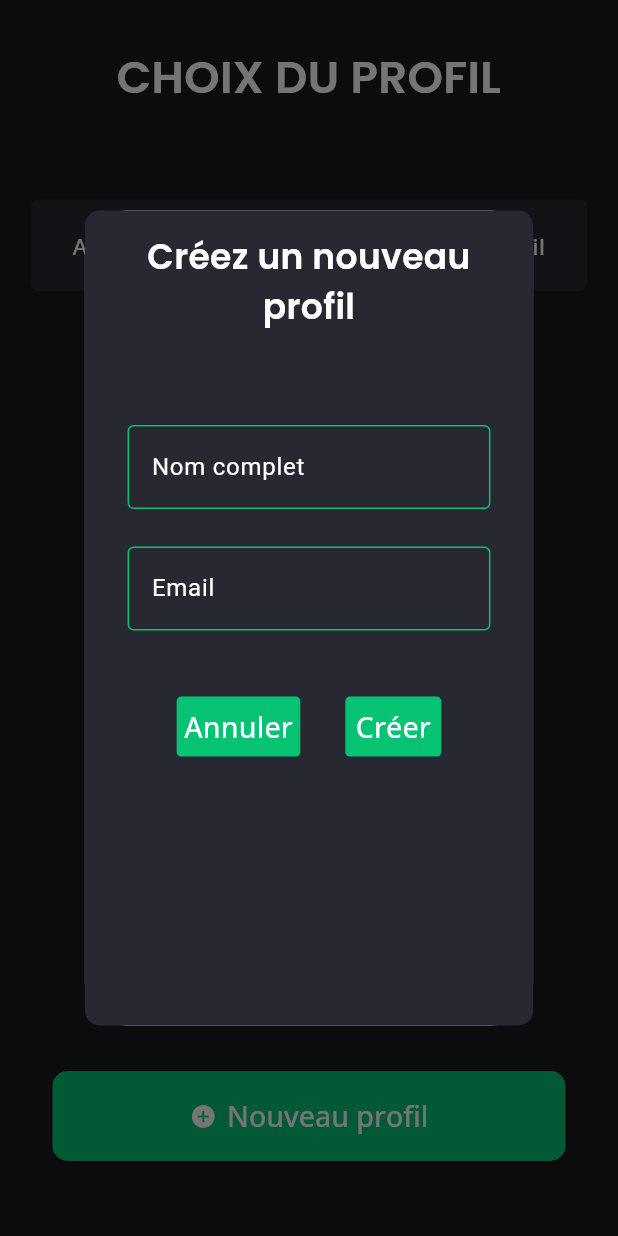
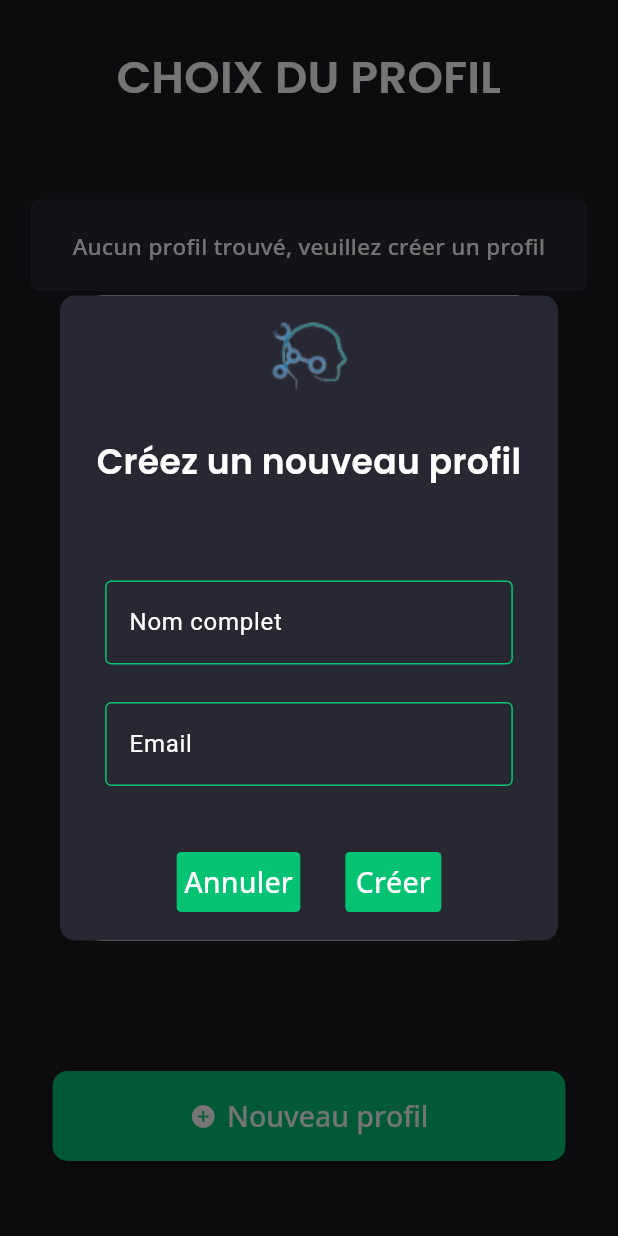
Before and after one commit to yahvya/morpheus, a Flutter app: the screen it shows after launch, after a tap on "Nouveau profil", on a phone screen of 412 x 824 dp. Run offline on Flutter 3.47's test engine with Material 3 defaults, Android fonts, the phone set to English and light mode, and no system bars; our stand-ins replace flutter_secure_storage.

Commit message:
ajout du renvoi vers la page d'enregistrement ajout du lecteur d'assets image ajout de l'îcone de l'application dans les assets ajout de l'affichage de l'icone dans les dialog correction d'affichage popup

```diff
--- a/30.04.2024/mobile-app/lib/app/profiles/profile_manager.dart
+++ b/30.04.2024/mobile-app/lib/app/profiles/profile_manager.dart
@@ -2,7 +2,7 @@ import 'dart:convert';
 
 import 'package:mobileapp/app/profiles/profile.dart';
 import 'package:flutter_secure_storage/flutter_secure_storage.dart';
-import 'package:mobileapp/config/storage-config.dart';
+import 'package:mobileapp/config/storage_config.dart';
 
 /// @brief Gestionnaire de profil de l'application
 class ProfileManager{
--- /dev/null
+++ b/30.04.2024/mobile-app/lib/app/utils/image_assets_reader.dart
@@ -0,0 +1,17 @@
+import 'package:flutter/cupertino.dart';
+import 'package:mobileapp/config/assets_config.dart';
+
+/// @brief Lecteur de ressource d'image
+class ImageAssetsReader{
+  /// @brief Fourni la ressource image
+  /// @para imageConfig Configuration de l'image
+  /// @return l'image au format AssetImage
+  static AssetImage? getImageFrom(AssetsConfig imageConfig){
+    try{
+      return AssetImage(imageConfig.getPath());
+    }
+    catch(_){
+      return null;
+    }
+  }
+}
--- a/30.04.2024/mobile-app/lib/app/utils/json-assets-reader.dart
+++ b/30.04.2024/mobile-app/lib/app/utils/json_assets_reader.dart
@@ -1,7 +1,7 @@
 import 'dart:convert';
 
 import 'package:flutter/services.dart';
-import 'package:mobileapp/config/assets-config.dart';
+import 'package:mobileapp/config/assets_config.dart';
 
 /// @brief Utilitaire de lecture assets de type JSON
 class JsonAssetsReader{
--- a/30.04.2024/mobile-app/lib/components/app_profile_creator.dart
+++ b/30.04.2024/mobile-app/lib/components/app_profile_creator.dart
@@ -4,6 +4,8 @@ import 'package:mobileapp/components/app_input.dart';
 import 'package:mobileapp/components/app_text_button.dart';
 import 'package:mobileapp/pages/page_model.dart';
 import 'package:mobileapp/theme/app_theme.dart';
+import 'package:mobileapp/app/utils/image_assets_reader.dart';
+import 'package:mobileapp/config/assets_config.dart';
 
 /// @brief Dialogue de création de profil
 class AppProfileCreator extends StatefulWidget{
@@ -38,9 +40,7 @@ class AppProfileCreatorState extends State<AppProfileCreator>{
   @override
   Widget build(BuildContext context){
     return Dialog(
-      child: FractionallySizedBox(
-        widthFactor: 0.9,
-        heightFactor: 0.7,
+      child: SingleChildScrollView(
         child: Container(
           padding: const EdgeInsets.all(15),
           decoration: BoxDecoration(
@@ -48,26 +48,37 @@ class AppProfileCreatorState extends State<AppProfileCreator>{
               borderRadius: BorderRadius.circular(10)
           ),
           child: Column(
+            mainAxisAlignment: MainAxisAlignment.spaceAround,
             children: [
+              Image(image: ResizeImage(
+                ImageAssetsReader.getImageFrom(AssetsConfig.logoImage)!,
+                width: 60,
+                height: 50
+              )),
+              Column(
+                children: [
+                  const SizedBox(height: 30,),
                   PageModel.specialText(
                     text: "Créez un nouveau profil",
                     color: AppTheme.specialText.color,
                     size: 23
                   ),
-              const SizedBox(height: 10),
+                  const SizedBox(height: 20),
                   PageModel.basicText(
                     text: errorMessage,
                     color: AppTheme.specialText.color,
                     size: 15
                   ),
-              const SizedBox(height: 30),
+                  const SizedBox(height: 20),
+                ],
+              ),
               buildForm(context: context),
               const SizedBox(height: 40),
               buildValidationButtons(context: context)
             ],
           ),
+        ),
       )
-      ),
     );
   }
 
--- a/30.04.2024/mobile-app/lib/config/assets-config.dart
+++ b/30.04.2024/mobile-app/lib/config/assets_config.dart
@@ -1,7 +1,10 @@
 /// @brief Configuration des chemins de ressources
 enum AssetsConfig{
   /// @brief Chemin du fichier contenant la configuration d'api
-  apiConfig(path: "/api/config.json");
+  apiConfig(path: "/api/config.json"),
+
+  /// @brief Chemin du logo de l'application
+  logoImage(path: "/images/logo.png");
 
   const AssetsConfig({required this.path});
 
--- a/30.04.2024/mobile-app/pubspec.yaml
+++ b/30.04.2024/mobile-app/pubspec.yaml
@@ -27,6 +27,7 @@ flutter:
   # ressources de l'application
   assets:
     - assets/api/
+    - assets/images/
 
   fonts:
     - family: "Poppins"
```
Also changed, not shown: 30.04.2024/mobile-app/lib/components/app_dialog.dart (+7 -1 lines), 30.04.2024/mobile-app/lib/pages/profile_page.dart (+6 -3 lines), 30.04.2024/mobile-app/lib/pages/record_page.dart (added, +18 -0 lines), 30.04.2024/mobile-app/assets/images/logo.png (added), 30.04.2024/mobile-app/lib/config/storage_config.dart (renamed from 30.04.2024/mobile-app/lib/config/storage-config.dart). Lines whose indentation alone changed are shown as unchanged.
